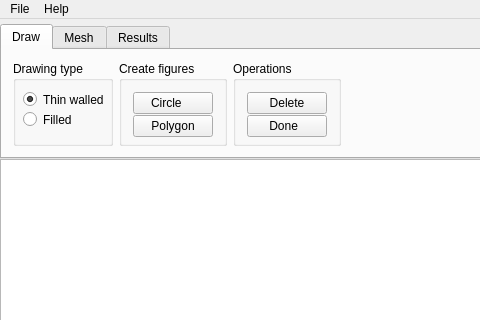
Qt form UserInterface/mainwindow.ui (Frenor/CCCP) before a commit; both pictures show x 0 to 480 and y 0 to 320 of the 1038 by 753 pixel window.
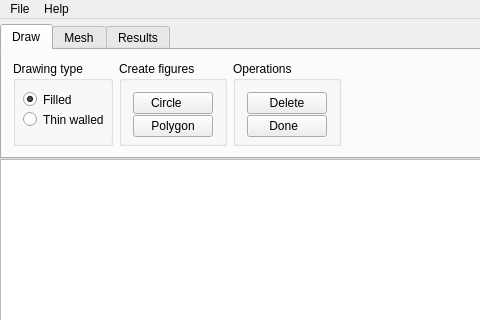
The same form after that commit. Icons and pictures are not drawn. Custom widgets are drawn as their Qt base class.

```diff
--- a/UserInterface/mainwindow.ui
+++ b/UserInterface/mainwindow.ui
@@ -103,7 +103,7 @@
              <property name="geometry">
               <rect>
                <x>10</x>
-               <y>30</y>
+               <y>50</y>
                <width>82</width>
                <height>17</height>
               </rect>
@@ -112,7 +112,7 @@
               <string>Thin walled</string>
              </property>
              <property name="checked">
-              <bool>true</bool>
+              <bool>false</bool>
              </property>
              <attribute name="buttonGroup">
               <string notr="true">drawingTypeButtonGroup</string>
@@ -122,7 +122,7 @@
              <property name="geometry">
               <rect>
                <x>10</x>
-               <y>50</y>
+               <y>30</y>
                <width>61</width>
                <height>17</height>
               </rect>
@@ -130,6 +130,9 @@
              <property name="text">
               <string>Filled</string>
              </property>
+             <property name="checked">
+              <bool>true</bool>
+             </property>
              <attribute name="buttonGroup">
               <string notr="true">drawingTypeButtonGroup</string>
              </attribute>
```
Left out of the diff: 58 changed lines with no effect on the pictures.
